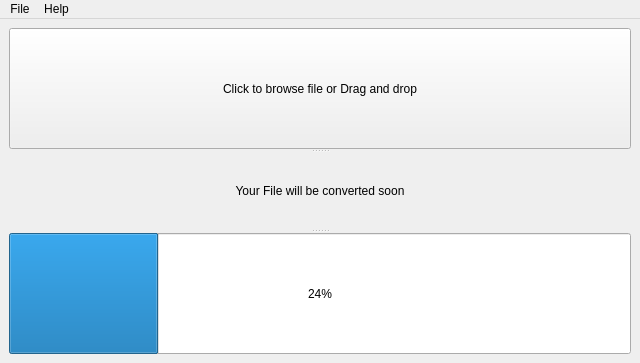
This is main_window.ui in ElliotCHEN37/LinkVoiceMaker as Qt 5 draws it before an edit. The edited form follows.
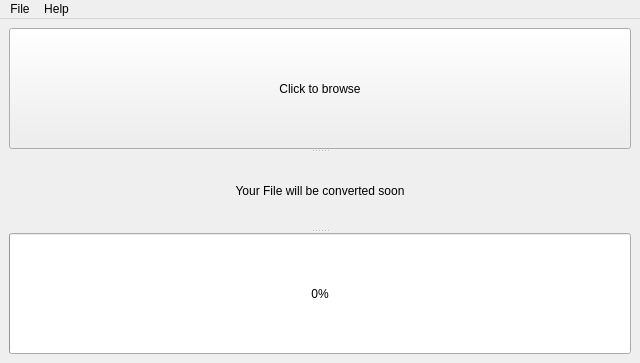
This is the edited form. Icons and pictures are not drawn.

```diff
--- a/main_window.ui
+++ b/main_window.ui
@@ -30,7 +30,7 @@
       </property>
       <widget class="QPushButton" name="browse_button">
        <property name="text">
-        <string>Click to browse file or Drag and drop</string>
+        <string>Click to browse</string>
        </property>
       </widget>
       <widget class="QLabel" name="label">
@@ -40,7 +40,7 @@
       </widget>
       <widget class="QProgressBar" name="progressBar">
        <property name="value">
-        <number>24</number>
+        <number>0</number>
        </property>
       </widget>
      </widget>
```
Left out of the diff: 23 changed lines with no effect on the pictures.
